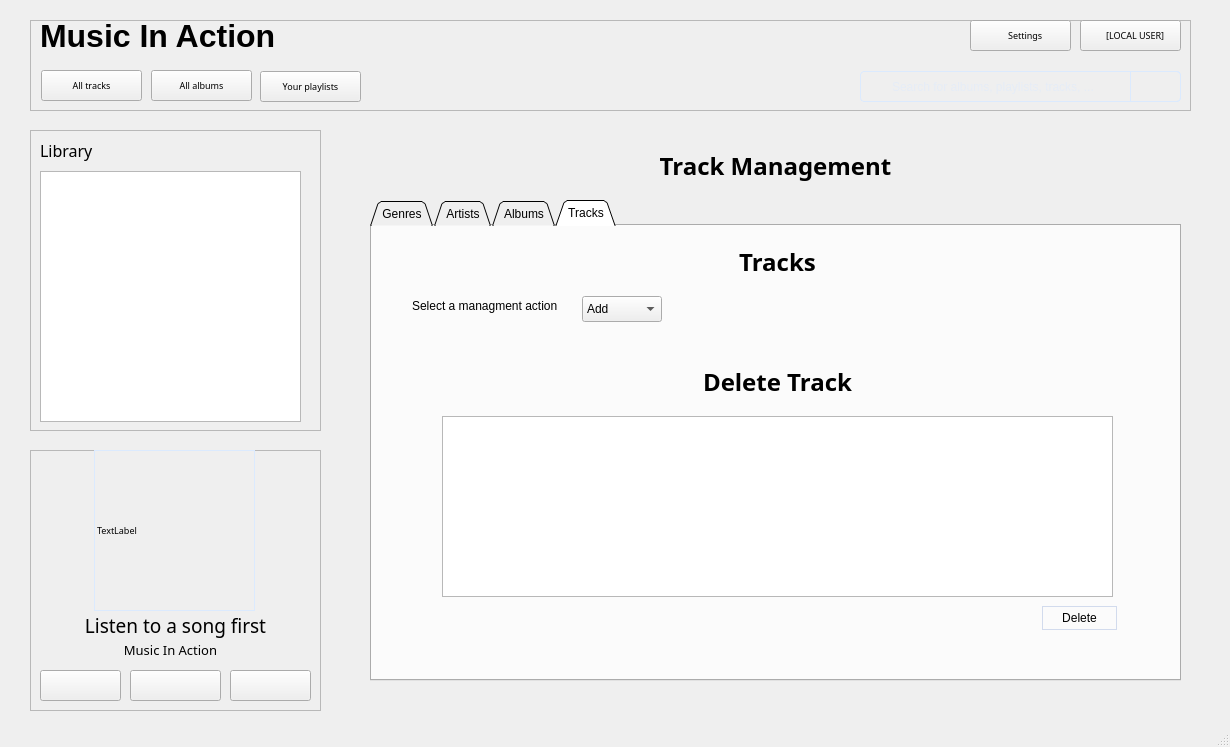
AlexDev404/GUIFinalProject, file mainwindow.ui: the form before one commit.
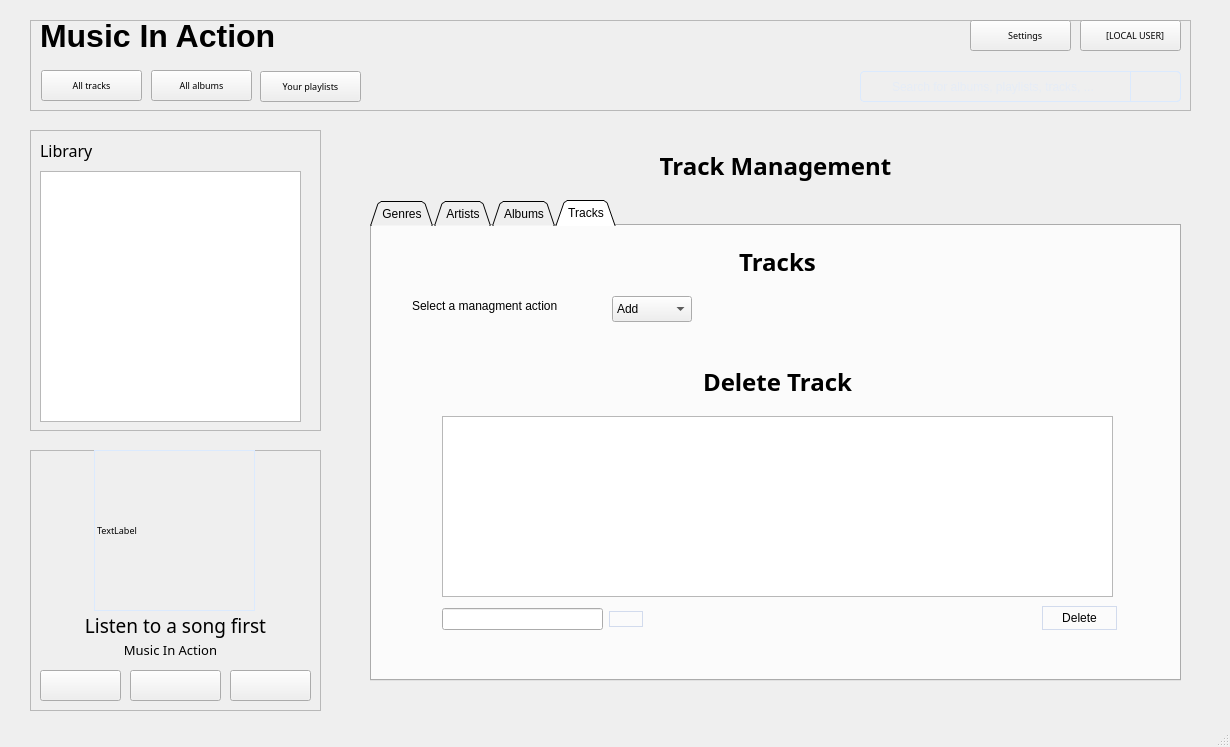
The form after the commit. The open tabs and pages were chosen to show the change.

Commit message: search bars for functionality

The edit to the form file:
```diff
--- a/mainwindow.ui
+++ b/mainwindow.ui
@@ -757,6 +757,28 @@
            </rect>
           </property>
          </widget>
+         <widget class="QWidget" name="layoutWidget_13">
+          <property name="geometry">
+           <rect>
+            <x>30</x>
+            <y>260</y>
+            <width>201</width>
+            <height>26</height>
+           </rect>
+          </property>
+          <layout class="QHBoxLayout" name="horizontalLayout_12">
+           <item>
+            <widget class="QLineEdit" name="SearchDeleteTrackInput_fp"/>
+           </item>
+           <item>
+            <widget class="QPushButton" name="SearchDeleteTrackButton_fp">
+             <property name="text">
+              <string/>
+             </property>
+            </widget>
+           </item>
+          </layout>
+         </widget>
         </widget>
        </widget>
        <widget class="QLabel" name="label_fp_5">
@@ -775,7 +797,7 @@
        <widget class="QComboBox" name="trackManagementcomboBox">
         <property name="geometry">
          <rect>
-          <x>210</x>
+          <x>240</x>
           <y>70</y>
           <width>80</width>
           <height>26</height>
```
Left out of the diff: 78 changed lines with no effect on the pictures. The commit also changes 1 other file.
